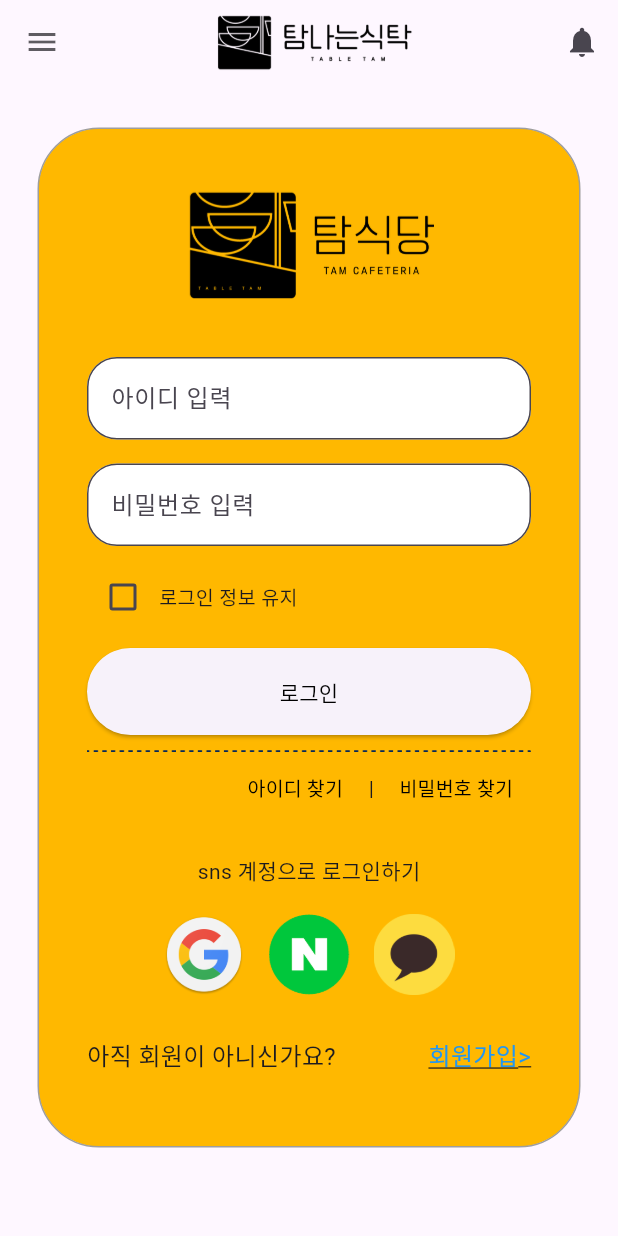
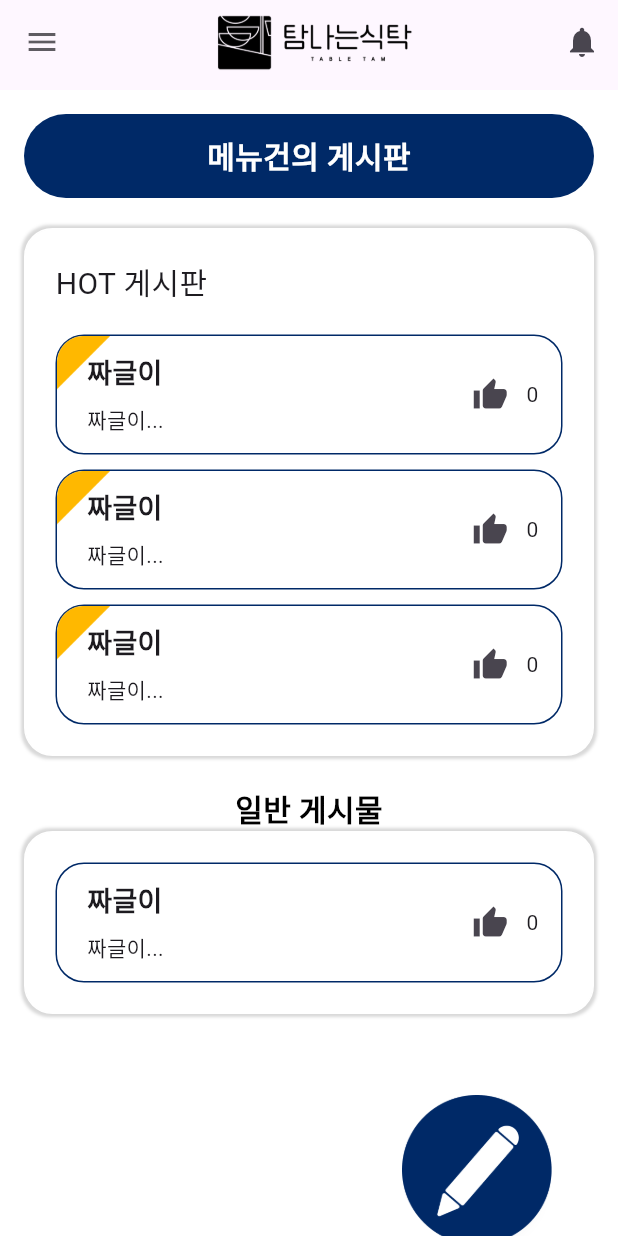
Before and after one commit to Team-Fiveguys/TAM-Cafeteria-Front, a Flutter app: the screen it shows after launch, on a phone screen of 412 x 824 dp. Run offline on Flutter 3.47's test engine with Material 3 defaults, Android fonts, the phone set to English and light mode, and no system bars; missing offline and left inert: dart:html.

Commit message:
메뉴 건의 사항 게시판
메뉴 건의 사항 게시판, 작성 로고 추가, 뱃지 추가

```diff
--- a/lib/main.dart
+++ b/lib/main.dart
@@ -1,6 +1,6 @@
 import 'package:flutter/material.dart';
 import 'package:tam_cafeteria_front/screens/login_screen.dart';
-
+import 'package:tam_cafeteria_front/screens/menu_suggestion_board_screen.dart';
 import 'package:tam_cafeteria_front/screens/notification_screen.dart';
 
 void main() {
@@ -66,7 +66,7 @@ class App extends StatelessWidget {
             ),
           ),
         ),
-        body: const LoginScreen(),
+        body: const MenuBoardScreen(),
       ),
     );
   }
--- a/lib/screens/login_screen.dart
+++ b/lib/screens/login_screen.dart
@@ -23,40 +23,32 @@ class _LoginScreenState extends State<LoginScreen> {
           child: Flexible(
             child: ListView(
               children: [
+                Image.asset(
+                  'assets/images/login_logo.png',
+                  width: 167,
+                  height: 81,
+                ),
+                const SizedBox(
+                  height: 20,
+                ),
                 Padding(
                   padding: const EdgeInsets.all(9.0),
                   child: Container(
                     width: 200,
-                  height: 680, // 직사각형의 너비 조정
+                    height: 580, // 직사각형의 너비 조정
                     padding: const EdgeInsets.all(32.0), // 직사각형 내부의 패딩 추가
                     decoration: BoxDecoration(
-                    color: const Color(0xffffb800),
+                      color: const Color(0xff002967),
                       borderRadius: BorderRadius.circular(41), // 직사각형의 모서리를 둥글게
                       border: Border.all(
                         color: Colors.grey, // 테두리 색상 지정
                       ),
                     ),
                     child: Stack(alignment: Alignment.topCenter, children: [
-                    Positioned(
-                      top: 5,
-                      child: Flexible(
-                        child: SizedBox(
-                          width: 167,
-                          height: 81,
-                          child: Image.asset(
-                            'assets/images/login_logo.png',
-                            fit: BoxFit.contain,
-                          ),
-                        ),
-                      ),
-                    ),
                       Column(
                         mainAxisAlignment: MainAxisAlignment.center,
                         crossAxisAlignment: CrossAxisAlignment.stretch,
                         children: [
-                        const SizedBox(
-                          height: 120,
-                        ), // 아이디 입력창을 로고 위에 조금 올리기 위한 여백 추가
                           SizedBox(
                             height: 55,
                             child: TextField(
@@ -101,6 +93,7 @@ class _LoginScreenState extends State<LoginScreen> {
                               const Text(
                                 '로그인 정보 유지',
                                 style: TextStyle(
+                                  color: Colors.white,
                                   fontSize: 13,
                                 ),
                               ),
@@ -115,7 +108,7 @@ class _LoginScreenState extends State<LoginScreen> {
                             onPressed: () {},
                             child: const Text(
                               '로그인',
-                            style: TextStyle(color: Colors.black),
+                              style: TextStyle(color: Colors.white),
                             ),
                           ),
                           const SizedBox(height: 10.0),
@@ -132,18 +125,21 @@ class _LoginScreenState extends State<LoginScreen> {
                                     child: const Text(
                                       '아이디 찾기',
                                       style: TextStyle(
-                                        color: Colors.black, fontSize: 13),
+                                          color: Colors.white, fontSize: 13),
                                     ),
                                   ),
                                   const SizedBox(width: 5.0),
-                                const Text('|'),
+                                  const Text(
+                                    '|',
+                                    style: TextStyle(color: Colors.white),
+                                  ),
                                   const SizedBox(width: 5.0),
                                   TextButton(
                                     onPressed: () {},
                                     child: const Text(
                                       '비밀번호 찾기',
                                       style: TextStyle(
-                                        color: Colors.black, fontSize: 13),
+                                          color: Colors.white, fontSize: 13),
                                     ),
                                   ),
                                 ],
@@ -154,6 +150,7 @@ class _LoginScreenState extends State<LoginScreen> {
                           const Center(
                             child: Text(
                               "sns 계정으로 로그인하기",
+                              style: TextStyle(color: Colors.white),
                             ),
                           ),
                           const SizedBox(
@@ -210,6 +207,7 @@ class _LoginScreenState extends State<LoginScreen> {
                                 child: Text(
                                   '아직 회원이 아니신가요?',
                                   style: TextStyle(
+                                    color: Colors.white,
                                     fontSize: 16,
                                   ),
                                 ),
@@ -222,7 +220,8 @@ class _LoginScreenState extends State<LoginScreen> {
                                   Navigator.push(
                                     context,
                                     MaterialPageRoute(
-                                    builder: (context) => const SignUpScreen(),
+                                      builder: (context) =>
+                                          const SignUpScreen(),
                                     ),
                                   );
                                 },
@@ -239,7 +238,6 @@ class _LoginScreenState extends State<LoginScreen> {
                               ),
                             ],
                           ),
-
                           const SizedBox(height: 16.0),
                         ],
                       ),
@@ -250,6 +248,7 @@ class _LoginScreenState extends State<LoginScreen> {
             ),
           ),
         ),
-    ));
+      ),
+    );
   }
 }
--- /dev/null
+++ b/lib/screens/menu_suggestion_board_screen.dart
@@ -0,0 +1,416 @@
+import 'dart:html';
+
+import 'package:flutter/cupertino.dart';
+import 'package:flutter/material.dart';
+import 'package:flutter/widgets.dart';
+
+//태그 달고
+//폰트 줄이고 짜글이 좀 좌우 상하 길이 맞추고 좋아요 icon가져오고 숫자 늘어나게 만들고
+//일반 게시물 만들고 이거 약간 일반 게시물 hot게시물 선정할수 있게
+//글쓰기 아이콘 가져와서 넣고 글쓰기 페이지 만들기
+class MenuBoardScreen extends StatefulWidget {
+  const MenuBoardScreen({super.key});
+
+  @override
+  State<MenuBoardScreen> createState() => _MenuBoardScreenState();
+}
+
+class _MenuBoardScreenState extends State<MenuBoardScreen> {
+  int _likeCount = 0; // 처음에는 30으로 시작
+
+  void _incrementLikeCount() {
+    setState(() {
+      _likeCount++; // 숫자를 1씩 증가
+    });
+  }
+
+  @override
+  Widget build(BuildContext context) {
+    return Scaffold(
+      floatingActionButton: FloatingActionButton.extended(
+        onPressed: () {
+          // FloatingActionButton을 누를 때 수행할 작업
+        },
+        icon: Image.asset(
+          'assets/images/write_board_icon.png',
+          width: 100, // 이미지의 너비 조절
+          height: 100, // 이미지의 높이 조절
+        ),
+        label: const Text(''), // 라벨은 비워둠
+        backgroundColor: Colors.black, // 배경색을 투명으로 설정하여 이미지만 보이도록 함
+        shape: const CircleBorder(), // 원형으로 설정
+      ),
+      floatingActionButtonLocation: FloatingActionButtonLocation.endFloat,
+      body: Container(
+        color: Colors.white,
+        padding: const EdgeInsets.all(16.0),
+        child: Column(
+          crossAxisAlignment: CrossAxisAlignment.center,
+          children: [
+            Container(
+              alignment: Alignment.center,
+              width: 900,
+              height: 56,
+              decoration: BoxDecoration(
+                borderRadius: BorderRadius.circular(41),
+                color: const Color(0xff002967),
+              ),
+              child: const Text(
+                '메뉴건의 게시판',
+                style: TextStyle(
+                  color: Colors.white,
+                  fontSize: 20.0,
+                  fontWeight: FontWeight.bold,
+                ),
+              ),
+            ),
+            const SizedBox(height: 20.0),
+            Container(
+              padding: const EdgeInsets.all(20),
+              decoration: BoxDecoration(
+                color: Colors.white,
+                borderRadius: BorderRadius.circular(19),
+                border: Border.all(
+                  color: Colors.white,
+                ),
+                boxShadow: [
+                  BoxShadow(
+                    color: Colors.grey.withOpacity(0.4),
+                    spreadRadius: 2.0,
+                    blurRadius: 1.0,
+                  ),
+                ],
+              ),
+              child: Column(
+                children: [
+                  Positioned(
+                    child: Container(
+                      alignment: Alignment.topLeft,
+                      child: const Text(
+                        'HOT 게시판',
+                        style: TextStyle(
+                          fontSize: 20,
+                        ),
+                      ),
+                    ),
+                  ),
+                  const SizedBox(
+                    height: 20,
+                  ),
+                  Stack(
+                    children: [
+                      Container(
+                        height: 80,
+                        decoration: BoxDecoration(
+                          color: Colors.white,
+                          border: Border.all(
+                            color: const Color(
+                              0xff002967,
+                            ),
+                          ),
+                          borderRadius: BorderRadius.circular(
+                            19,
+                          ),
+                        ),
+                        child: Stack(
+                          children: [
+                            Positioned(
+                              child: Container(
+                                alignment: Alignment.topLeft,
+                                child: Image.asset(
+                                  'assets/images/hot_badge.png',
+                                  scale: 2.55,
+                                ),
+                              ),
+                            ),
+                            Row(
+                              children: [
+                                const Padding(
+                                  padding: EdgeInsets.fromLTRB(20, 11, 0, 10),
+                                  child: Expanded(
+                                    child: Column(
+                                      crossAxisAlignment:
+                                          CrossAxisAlignment.start,
+                                      children: [
+                                        Text(
+                                          '짜글이',
+                                          style: TextStyle(
+                                            fontSize: 18.0,
+                                            fontWeight: FontWeight.bold,
+                                          ),
+                                        ),
+                                        SizedBox(height: 8.0),
+                                        Text(
+                                          '짜글이...',
+                                          style: TextStyle(fontSize: 14.0),
+                                        ),
+                                      ],
+                                    ),
+                                  ),
+                                ),
+                                Expanded(
+                                  child: Row(
+                                    mainAxisAlignment: MainAxisAlignment.end,
+                                    children: [
+                                      IconButton(
+                                        onPressed: () {
+                                          // IconButton을 누르면 _incrementLikeCount 함수를 호출
+                                          _incrementLikeCount();
+                                        },
+                                        icon: const Icon(Icons.thumb_up),
+                                      ),
+                                      Text('$_likeCount'),
+                                      const SizedBox(
+                                        width: 15,
+                                      )
+                                    ],
+                                  ),
+                                ),
+                              ],
+                            ),
+                          ],
+                        ),
+                      ),
+                    ],
+                  ),
+                  const SizedBox(height: 10.0),
+                  Container(
+                    height: 80,
+                    decoration: BoxDecoration(
+                      color: Colors.white,
+                      border: Border.all(
+                        color: const Color(
+                          0xff002967,
+                        ),
+                      ),
+                      borderRadius: BorderRadius.circular(
+                        19,
+                      ),
+                    ),
+                    child: Stack(
+                      children: [
+                        Positioned(
+                          child: Container(
+                            alignment: Alignment.topLeft,
+                            child: Image.asset(
+                              'assets/images/hot_badge.png',
+                              scale: 2.55,
+                            ),
+                          ),
+                        ),
+                        Row(
+                          children: [
+                            const Padding(
+                              padding: EdgeInsets.fromLTRB(20, 11, 0, 10),
+                              child: Expanded(
+                                child: Column(
+                                  crossAxisAlignment: CrossAxisAlignment.start,
+                                  children: [
+                                    Text(
+                                      '짜글이',
+                                      style: TextStyle(
+                                        fontSize: 18.0,
+                                        fontWeight: FontWeight.bold,
+                                      ),
+                                    ),
+                                    SizedBox(height: 8.0),
+                                    Text(
+                                      '짜글이...',
+                                      style: TextStyle(fontSize: 14.0),
+                                    ),
+                                  ],
+                                ),
+                              ),
+                            ),
+                            Expanded(
+                              child: Row(
+                                mainAxisAlignment: MainAxisAlignment.end,
+                                children: [
+                                  IconButton(
+                                    onPressed: () {
+                                      // IconButton을 누르면 _incrementLikeCount 함수를 호출
+                                      _incrementLikeCount();
+                                    },
+                                    icon: const Icon(Icons.thumb_up),
+                                  ),
+                                  Text('$_likeCount'),
+                                  const SizedBox(
+                                    width: 15,
+                                  )
+                                ],
+                              ),
+                            ),
+                          ],
+                        ),
+                      ],
+                    ),
+                  ),
+                  const SizedBox(height: 10.0),
+                  Container(
+                    height: 80,
+                    decoration: BoxDecoration(
+                      color: Colors.white,
+                      border: Border.all(
+                        color: const Color(
+                          0xff002967,
+                        ),
+                      ),
+                      borderRadius: BorderRadius.circular(
+                        19,
+                      ),
+                    ),
+                    child: Stack(
+                      children: [
+                        Positioned(
+                          child: Container(
+                            alignment: Alignment.topLeft,
+                            child: Image.asset(
+                              'assets/images/hot_badge.png',
+                              scale: 2.55,
+                            ),
+                          ),
+                        ),
+                        Row(
+                          children: [
+                            const Padding(
+                              padding: EdgeInsets.fromLTRB(20, 11, 0, 10),
+                              child: Expanded(
+                                child: Column(
+                                  crossAxisAlignment: CrossAxisAlignment.start,
+                                  children: [
+                                    Text(
+                                      '짜글이',
+                                      style: TextStyle(
+                                        fontSize: 18.0,
+                                        fontWeight: FontWeight.bold,
+                                      ),
+                                    ),
+                                    SizedBox(height: 8.0),
+                                    Text(
+                                      '짜글이...',
+                                      style: TextStyle(fontSize: 14.0),
+                                    ),
+                                  ],
+                                ),
+                              ),
+                            ),
+                            Expanded(
+                              child: Row(
+                                mainAxisAlignment: MainAxisAlignment.end,
+                                children: [
+                                  IconButton(
+                                    onPressed: () {
+                                      // IconButton을 누르면 _incrementLikeCount 함수를 호출
+                                      _incrementLikeCount();
+                                    },
+                                    icon: const Icon(Icons.thumb_up),
+                                  ),
+                                  Text('$_likeCount'),
+                                  const SizedBox(
+                                    width: 15,
+                                  )
+                                ],
+                              ),
+                            ),
+                          ],
+                        ),
+                      ],
+                    ),
+                  ),
+                ],
+              ),
+            ),
+            const SizedBox(height: 20.0),
+            const Text(
+              '일반 게시물',
+              style: TextStyle(
+                color: Colors.black,
+                fontSize: 20.0,
+                fontWeight: FontWeight.bold,
+              ),
+            ),
+            Container(
+              padding: const EdgeInsets.all(20),
+              decoration: BoxDecoration(
+                color: Colors.white,
+                borderRadius: BorderRadius.circular(19),
+                border: Border.all(
+                  color: Colors.white,
+                ),
+                boxShadow: [
+                  BoxShadow(
+                    color: Colors.grey.withOpacity(0.4),
+                    spreadRadius: 2.0,
+                    blurRadius: 1.0,
+                  ),
+                ],
+              ),
+              child: Container(
+                height: 80,
+                decoration: BoxDecoration(
+                  color: Colors.white,
+                  border: Border.all(
+                    color: const Color(
+                      0xff002967,
+                    ),
+                  ),
+                  borderRadius: BorderRadius.circular(
+                    19,
+                  ),
+                ),
+                child: Stack(
+                  children: [
+                    Row(
+                      children: [
+                        const Padding(
+                          padding: EdgeInsets.fromLTRB(20, 11, 0, 10),
+                          child: Expanded(
+                            child: Column(
+                              crossAxisAlignment: CrossAxisAlignment.start,
+                              children: [
+                                Text(
+                                  '짜글이',
+                                  style: TextStyle(
+                                    fontSize: 18.0,
+                                    fontWeight: FontWeight.bold,
+                                  ),
+                                ),
+                                SizedBox(height: 8.0),
+                                Text(
+                                  '짜글이...',
+                                  style: TextStyle(fontSize: 14.0),
+                                ),
+                              ],
+                            ),
+                          ),
+                        ),
+                        Expanded(
+                          child: Row(
+                            mainAxisAlignment: MainAxisAlignment.end,
+                            children: [
+                              IconButton(
+                                onPressed: () {
+                                  // IconButton을 누르면 _incrementLikeCount 함수를 호출
+                                  _incrementLikeCount();
+                                },
+                                icon: const Icon(Icons.thumb_up),
+                              ),
+                              Text('$_likeCount'),
+                              const SizedBox(
+                                width: 15,
+                              )
+                            ],
+                          ),
+                        ),
+                      ],
+                    ),
+                  ],
+                ),
+              ),
+            ),
+          ],
+        ),
+      ),
+    );
+  }
+}
--- a/pubspec.yaml
+++ b/pubspec.yaml
@@ -65,6 +65,8 @@ flutter:
     - assets/images/naver_login_logo.png
     - assets/images/kakao_login_logo.png
     - assets/images/dot_line.png
+    - assets/images/hot_badge.png
+    - assets/images/write_board_icon.png
   #   - images/a_dot_burr.jpeg
   #   - images/a_dot_ham.jpeg
 
```
Also changed, not shown: assets/images/hot_badge.png (added), assets/images/write_board_icon.png (added). Lines whose indentation alone changed are shown as unchanged.
